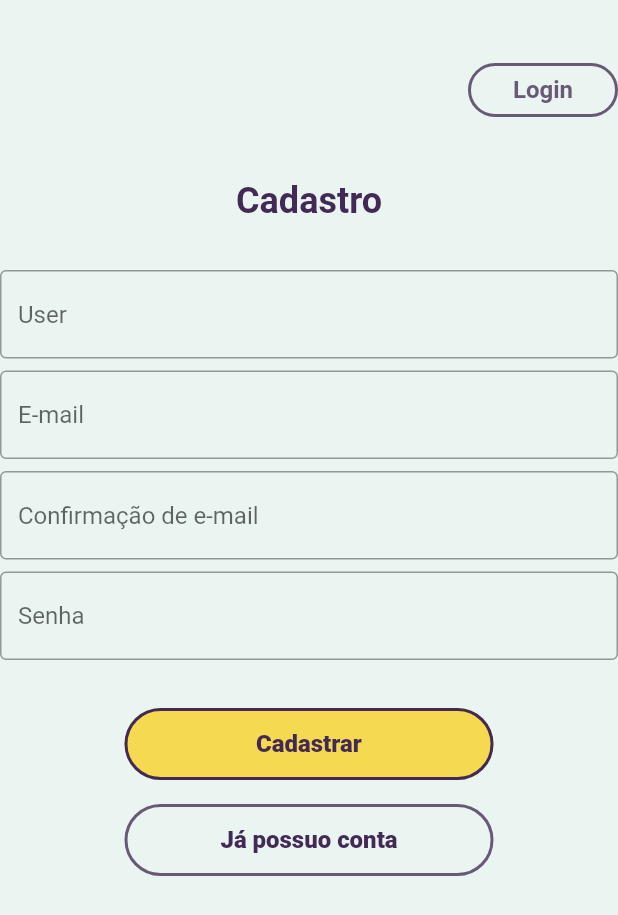
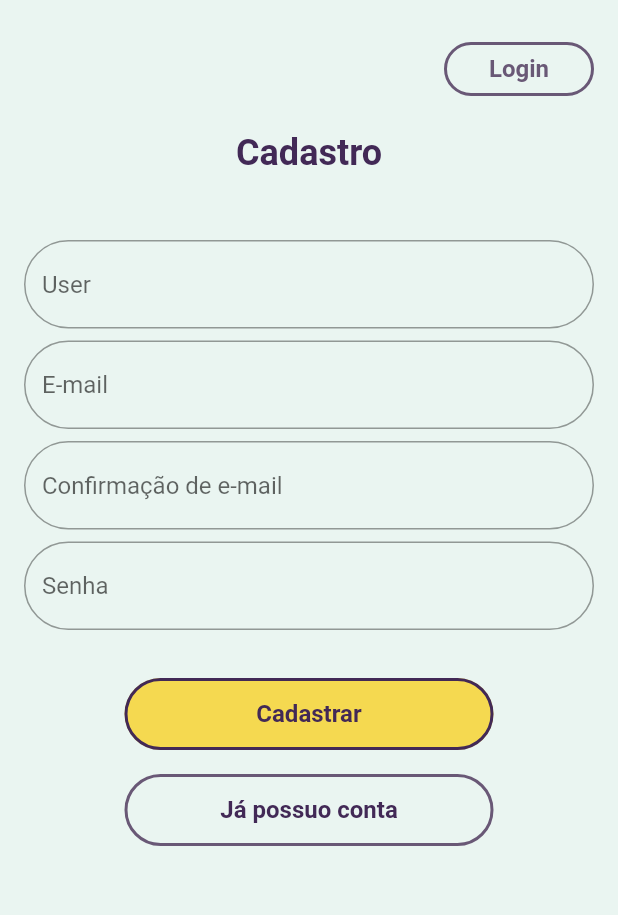
Before and after one commit to jorgelucasalm/Linguini, a Flutter app: the screen it shows after launch, on a phone screen of 412 x 824 dp. Shown: the top 915 px of the screen. Run offline on Flutter 3.47's test engine with Material 2 defaults, Android fonts, the phone set to English and light mode, and no system bars.

Commit message:
fix: ajusta estilização dos inputs

```diff
--- a/lib/main.dart
+++ b/lib/main.dart
@@ -27,13 +27,16 @@
   Widget build(BuildContext context) {
     return Scaffold(
       backgroundColor: const Color(0xFFEAF5F1),
-      body: Column(
+      body: Container(
+        padding: const EdgeInsets.all(16),
+        child: Column(
           mainAxisAlignment: MainAxisAlignment.start,
           children: [
             Row(
               mainAxisAlignment: MainAxisAlignment.spaceBetween,
               children: [
-              const Padding(padding: EdgeInsets.all(60)), //Espaçamento do topo
+                const Padding(
+                    padding: EdgeInsets.all(30)), //Espaçamento do topo
 
                 //LEMBRETE: Adicionar botão de voltar
 
@@ -59,12 +62,15 @@
                     ))
               ],
             ),
-          const Text(
-            'Cadastro',
+            const Padding(
+              padding: EdgeInsets.all(12),
+              child: Text(
+                "Cadastro",
                 style: TextStyle(
                   fontSize: 24,
                   fontWeight: FontWeight.w700,
                   color: Color(0xff422956),
+                ),
               ),
             ),
             const SizedBox(height: 32),
@@ -72,55 +78,87 @@
               mainAxisAlignment: MainAxisAlignment.spaceEvenly,
               children: [
                 TextFormField(
-                decoration: const InputDecoration(
-                  border: OutlineInputBorder(
-                    borderSide: const BorderSide(
-                      width: 2,
+                  decoration: InputDecoration(
+                    hintText: 'User',
+                    labelStyle: const TextStyle(
+                      fontSize: 50,
                       color: Color(0xFF695876),
                     ),
+                    border: OutlineInputBorder(
+                      borderRadius: BorderRadius.circular(32),
                     ),
-                  focusColor: Color(0xFF695876),
-                  hintText: 'User',
+                    focusedBorder: OutlineInputBorder(
+                      borderRadius: BorderRadius.circular(32),
+                      borderSide: const BorderSide(
+                        color: Color(0xFF695876),
+                        width: 2,
+                      ),
+                    ),
                   ),
                 ),
                 const SizedBox(height: 8),
                 TextFormField(
-                decoration: const InputDecoration(
-                  border: OutlineInputBorder(
-                    borderSide: const BorderSide(
-                      width: 2,
+                  decoration: InputDecoration(
+                    hintText: 'E-mail',
+                    labelStyle: const TextStyle(
+                      fontSize: 50,
                       color: Color(0xFF695876),
                     ),
+                    border: OutlineInputBorder(
+                      borderRadius: BorderRadius.circular(32),
                     ),
-                  hintText: 'E-mail',
+                    focusedBorder: OutlineInputBorder(
+                      borderRadius: BorderRadius.circular(32),
+                      borderSide: const BorderSide(
+                        color: Color(0xFF695876),
+                        width: 2,
+                      ),
+                    ),
                   ),
                 ),
                 const SizedBox(height: 8),
                 TextFormField(
-                decoration: const InputDecoration(
-                  border: OutlineInputBorder(
-                    borderSide: const BorderSide(
-                      width: 2,
+                  decoration: InputDecoration(
+                    hintText: 'Confirmação de e-mail',
+                    labelStyle: const TextStyle(
+                      fontSize: 50,
                       color: Color(0xFF695876),
                     ),
+                    border: OutlineInputBorder(
+                      borderRadius: BorderRadius.circular(32),
                     ),
-                  hintText: 'Confirmação de e-mail',
+                    focusedBorder: OutlineInputBorder(
+                      borderRadius: BorderRadius.circular(32),
+                      borderSide: const BorderSide(
+                        color: Color(0xFF695876),
+                        width: 2,
+                      ),
+                    ),
                   ),
                 ),
                 const SizedBox(height: 8),
                 TextFormField(
-                decoration: const InputDecoration(
-                  border: OutlineInputBorder(
-                    borderSide: const BorderSide(
-                      width: 2,
+                  decoration: InputDecoration(
+                    hintText: 'Senha',
+                    labelStyle: const TextStyle(
+                      fontSize: 50,
                       color: Color(0xFF695876),
                     ),
+                    border: OutlineInputBorder(
+                      borderRadius: BorderRadius.circular(32),
                     ),
-                  hintText: 'Senha',
+                    focusedBorder: OutlineInputBorder(
+                      borderRadius: BorderRadius.circular(32),
+                      borderSide: const BorderSide(
+                        color: Color(0xFF695876),
+                        width: 2,
                       ),
-              )
+                    ),
+                  ),
+                ),
               ],
             ),
+
             const SizedBox(height: 32),
             TextButton(
                 onPressed: null,
@@ -138,11 +176,12 @@
                   'Cadastrar',
                   style: TextStyle(
                       fontSize: 16,
-                    fontWeight: FontWeight.w800,
+                      fontWeight: FontWeight.w700,
                       color: Color(0xff422956)),
                 )),
+
             const SizedBox(height: 16),
-          TextButton(
+            OutlinedButton(
               onPressed: null,
               style: OutlinedButton.styleFrom(
                 fixedSize: const Size(246, 48),
@@ -158,13 +197,14 @@
                 'Já possuo conta',
                 style: TextStyle(
                   fontSize: 16,
-                fontWeight: FontWeight.w800,
+                  fontWeight: FontWeight.w600,
                   color: Color(0xff422956),
                 ),
               ),
             ),
           ],
         ),
+      ),
     );
   }
 }
```
Lines whose indentation alone changed are shown as unchanged.
